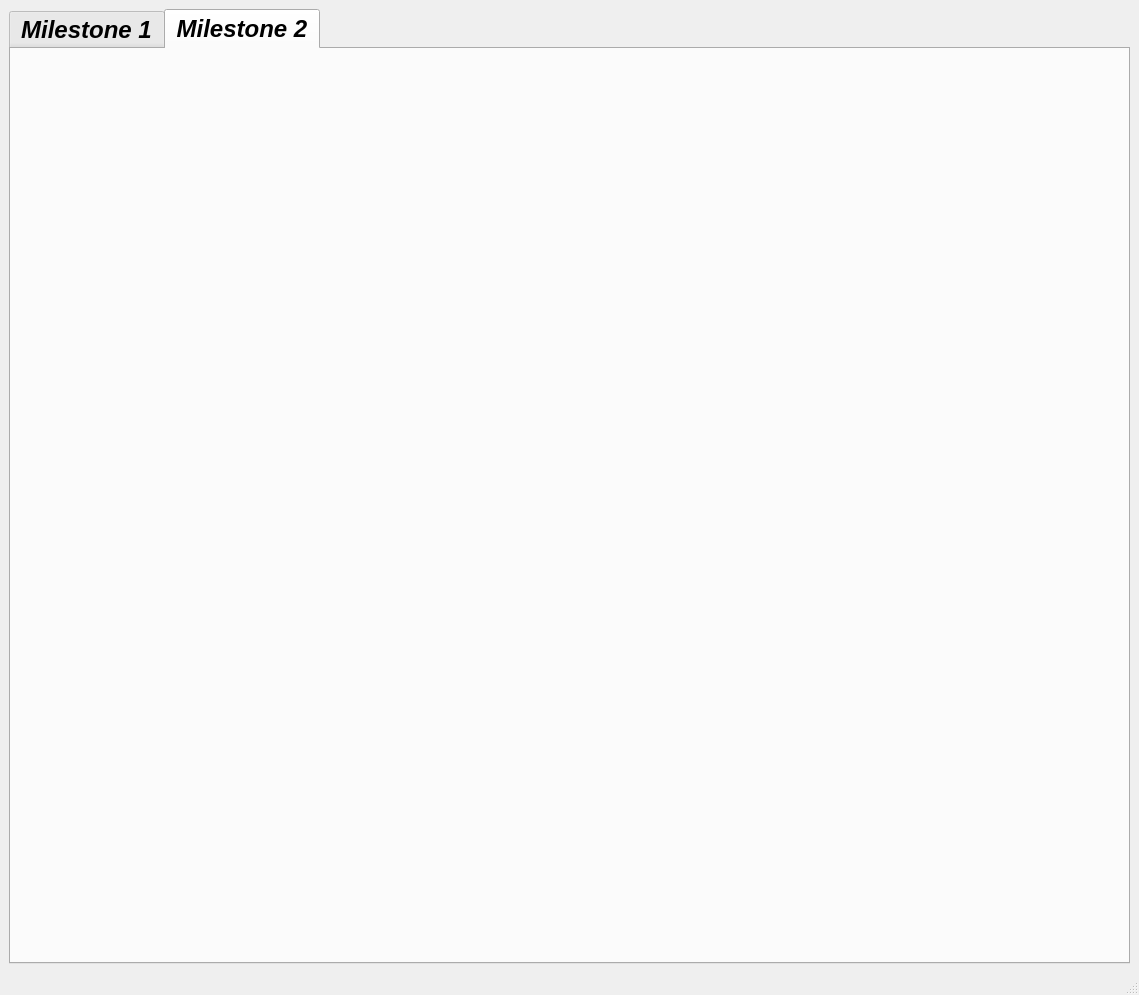
Old version of the form MileStone1app/mw.ui in the repository Harry908/Cpts_451.
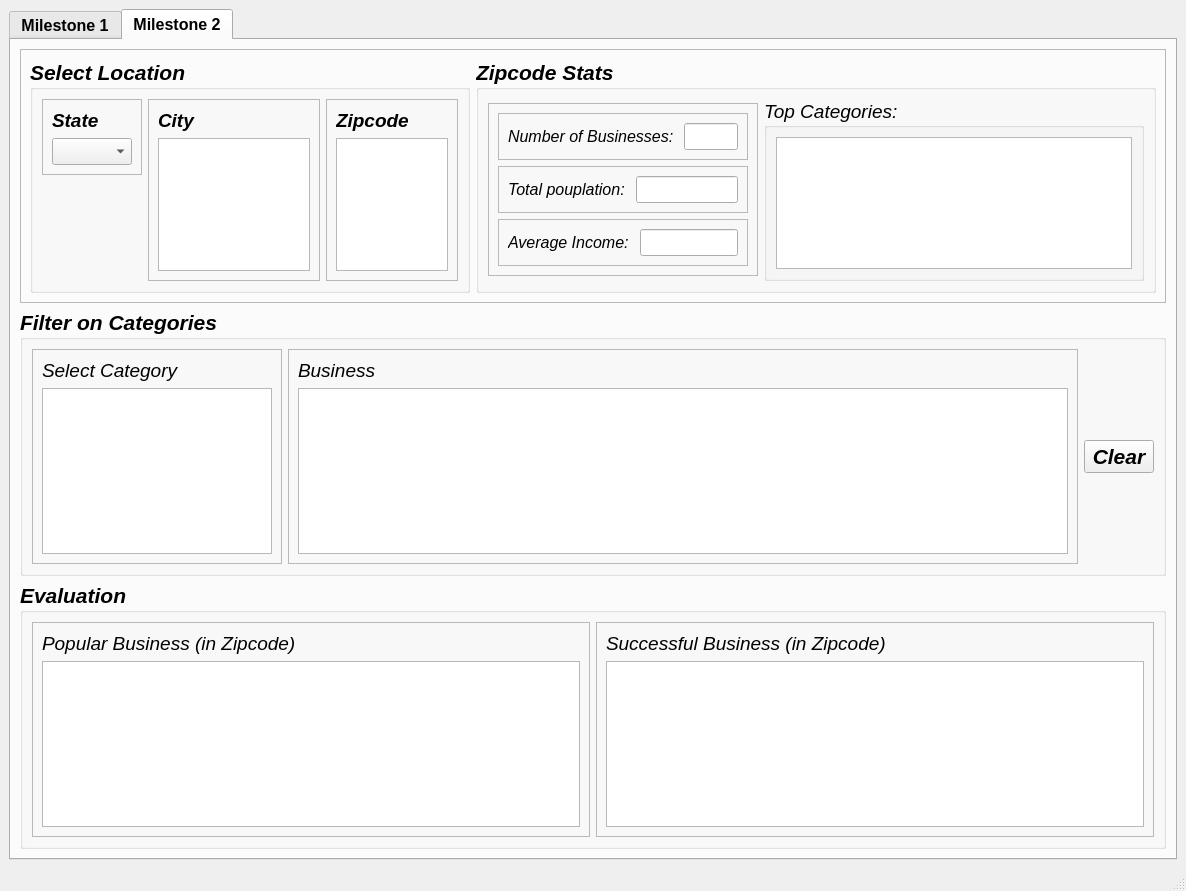
New version of the form. The open tabs and pages were chosen to show the change.

The edit to the form file:
```diff
--- a/MileStone1app/mw.ui
+++ b/MileStone1app/mw.ui
@@ -6,8 +6,8 @@
    <rect>
     <x>0</x>
     <y>0</y>
-    <width>1139</width>
-    <height>995</height>
+    <width>1186</width>
+    <height>891</height>
    </rect>
   </property>
   <property name="windowTitle">
@@ -20,9 +20,9 @@
       <property name="font">
        <font>
         <family>Segoe UI</family>
-        <pointsize>18</pointsize>
+        <pointsize>12</pointsize>
         <weight>75</weight>
-        <italic>true</italic>
+        <italic>false</italic>
         <bold>true</bold>
        </font>
       </property>
@@ -259,6 +259,656 @@
        <attribute name="title">
         <string>Milestone 2</string>
        </attribute>
+       <layout class="QVBoxLayout" name="verticalLayout_11">
+        <item>
+         <widget class="QFrame" name="frame_8">
+          <property name="maximumSize">
+           <size>
+            <width>16777215</width>
+            <height>280</height>
+           </size>
+          </property>
+          <property name="font">
+           <font>
+            <family>Segoe UI</family>
+            <pointsize>12</pointsize>
+            <weight>50</weight>
+            <italic>true</italic>
+            <bold>false</bold>
+           </font>
+          </property>
+          <property name="frameShape">
+           <enum>QFrame::StyledPanel</enum>
+          </property>
+          <property name="frameShadow">
+           <enum>QFrame::Raised</enum>
+          </property>
+          <layout class="QHBoxLayout" name="horizontalLayout_12">
+           <item>
+            <widget class="QGroupBox" name="SelectLocation">
+             <property name="maximumSize">
+              <size>
+               <width>440</width>
+               <height>16777215</height>
+              </size>
+             </property>
+             <property name="font">
+              <font>
+               <family>Segoe UI</family>
+               <pointsize>16</pointsize>
+               <weight>75</weight>
+               <italic>true</italic>
+               <bold>true</bold>
+              </font>
+             </property>
+             <property name="title">
+              <string>Select Location</string>
+             </property>
+             <layout class="QHBoxLayout" name="horizontalLayout_5">
+              <item alignment="Qt::AlignTop">
+               <widget class="QFrame" name="frame">
+                <property name="maximumSize">
+                 <size>
+                  <width>100</width>
+                  <height>16777215</height>
+                 </size>
+                </property>
+                <property name="frameShape">
+                 <enum>QFrame::StyledPanel</enum>
+                </property>
+                <property name="frameShadow">
+                 <enum>QFrame::Raised</enum>
+                </property>
+                <layout class="QVBoxLayout" name="verticalLayout_3">
+                 <item alignment="Qt::AlignTop">
+                  <widget class="QLabel" name="label_3">
+                   <property name="maximumSize">
+                    <size>
+                     <width>16777215</width>
+                     <height>50</height>
+                    </size>
+                   </property>
+                   <property name="font">
+                    <font>
+                     <family>Segoe UI</family>
+                     <pointsize>14</pointsize>
+                     <weight>75</weight>
+                     <italic>true</italic>
+                     <bold>true</bold>
+                    </font>
+                   </property>
+                   <property name="text">
+                    <string>State</string>
+                   </property>
+                  </widget>
+                 </item>
+                 <item>
+                  <widget class="QComboBox" name="sBox">
+                   <property name="font">
+                    <font>
+                     <family>Segoe UI</family>
+                     <pointsize>12</pointsize>
+                     <weight>75</weight>
+                     <italic>false</italic>
+                     <bold>true</bold>
+                    </font>
+                   </property>
+                  </widget>
+                 </item>
+                </layout>
+               </widget>
+              </item>
+              <item>
+               <widget class="QFrame" name="frame_2">
+                <property name="maximumSize">
+                 <size>
+                  <width>220</width>
+                  <height>16777215</height>
+                 </size>
+                </property>
+                <property name="frameShape">
+                 <enum>QFrame::StyledPanel</enum>
+                </property>
+                <property name="frameShadow">
+                 <enum>QFrame::Raised</enum>
+                </property>
+                <layout class="QVBoxLayout" name="verticalLayout_4">
+                 <item>
+                  <widget class="QLabel" name="label_4">
+                   <property name="font">
+                    <font>
+                     <family>Segoe UI</family>
+                     <pointsize>14</pointsize>
+                     <weight>75</weight>
+                     <italic>true</italic>
+                     <bold>true</bold>
+                    </font>
+                   </property>
+                   <property name="text">
+                    <string>City</string>
+                   </property>
+                  </widget>
+                 </item>
+                 <item>
+                  <widget class="QListWidget" name="cList2">
+                   <property name="font">
+                    <font>
+                     <family>Segoe UI</family>
+                     <pointsize>12</pointsize>
+                     <weight>50</weight>
+                     <italic>false</italic>
+                     <bold>false</bold>
+                    </font>
+                   </property>
+                  </widget>
+                 </item>
+                </layout>
+               </widget>
+              </item>
+              <item>
+               <widget class="QFrame" name="frame_4">
+                <property name="maximumSize">
+                 <size>
+                  <width>180</width>
+                  <height>16777215</height>
+                 </size>
+                </property>
+                <property name="frameShape">
+                 <enum>QFrame::StyledPanel</enum>
+                </property>
+                <property name="frameShadow">
+                 <enum>QFrame::Raised</enum>
+                </property>
+                <layout class="QVBoxLayout" name="verticalLayout_5">
+                 <item>
+                  <widget class="QLabel" name="label_5">
+                   <property name="font">
+                    <font>
+                     <family>Segoe UI</family>
+                     <pointsize>14</pointsize>
+                     <weight>75</weight>
+                     <italic>true</italic>
+                     <bold>true</bold>
+                    </font>
+                   </property>
+                   <property name="text">
+                    <string>Zipcode</string>
+                   </property>
+                  </widget>
+                 </item>
+                 <item>
+                  <widget class="QListWidget" name="zipList2">
+                   <property name="font">
+                    <font>
+                     <family>Segoe UI</family>
+                     <pointsize>12</pointsize>
+                     <weight>50</weight>
+                     <italic>false</italic>
+                     <bold>false</bold>
+                    </font>
+                   </property>
+                  </widget>
+                 </item>
+                </layout>
+               </widget>
+              </item>
+             </layout>
+            </widget>
+           </item>
+           <item>
+            <widget class="QGroupBox" name="ZipSTAT">
+             <property name="font">
+              <font>
+               <family>Segoe UI</family>
+               <pointsize>16</pointsize>
+               <weight>75</weight>
+               <italic>true</italic>
+               <bold>true</bold>
+              </font>
+             </property>
+             <property name="title">
+              <string>Zipcode Stats</string>
+             </property>
+             <layout class="QHBoxLayout" name="horizontalLayout_9">
+              <item alignment="Qt::AlignVCenter">
+               <widget class="QFrame" name="frame_7">
+                <property name="maximumSize">
+                 <size>
+                  <width>270</width>
+                  <height>16777215</height>
+                 </size>
+                </property>
+                <property name="frameShape">
+                 <enum>QFrame::StyledPanel</enum>
+                </property>
+                <property name="frameShadow">
+                 <enum>QFrame::Raised</enum>
+                </property>
+                <layout class="QVBoxLayout" name="verticalLayout_6">
+                 <item>
+                  <widget class="QFrame" name="frame_3">
+                   <property name="frameShape">
+                    <enum>QFrame::StyledPanel</enum>
+                   </property>
+                   <property name="frameShadow">
+                    <enum>QFrame::Raised</enum>
+                   </property>
+                   <layout class="QHBoxLayout" name="horizontalLayout_6">
+                    <item>
+                     <widget class="QLabel" name="label_6">
+                      <property name="font">
+                       <font>
+                        <family>Segoe UI</family>
+                        <pointsize>12</pointsize>
+                        <weight>50</weight>
+                        <italic>true</italic>
+                        <bold>false</bold>
+                       </font>
+                      </property>
+                      <property name="text">
+                       <string>Number of Businesses: </string>
+                      </property>
+                     </widget>
+                    </item>
+                    <item>
+                     <widget class="QLineEdit" name="numBLine">
+                      <property name="font">
+                       <font>
+                        <family>Segoe UI</family>
+                        <pointsize>12</pointsize>
+                        <weight>50</weight>
+                        <italic>true</italic>
+                        <bold>false</bold>
+                       </font>
+                      </property>
+                      <property name="readOnly">
+                       <bool>true</bool>
+                      </property>
+                      <property name="clearButtonEnabled">
+                       <bool>false</bool>
+                      </property>
+                     </widget>
+                    </item>
+                   </layout>
+                  </widget>
+                 </item>
+                 <item>
+                  <widget class="QFrame" name="frame_6">
+                   <property name="frameShape">
+                    <enum>QFrame::StyledPanel</enum>
+                   </property>
+                   <property name="frameShadow">
+                    <enum>QFrame::Raised</enum>
+                   </property>
+                   <layout class="QHBoxLayout" name="horizontalLayout_8">
+                    <item>
+                     <widget class="QLabel" name="label_8">
+                      <property name="font">
+                       <font>
+                        <family>Segoe UI</family>
+                        <pointsize>12</pointsize>
+                        <weight>50</weight>
+                        <italic>true</italic>
+                        <bold>false</bold>
+                       </font>
+                      </property>
+                      <property name="text">
+                       <string>Total pouplation: </string>
+                      </property>
+                     </widget>
+                    </item>
+                    <item>
+                     <widget class="QLineEdit" name="popLine">
+                      <property name="font">
+                       <font>
+                        <family>Segoe UI</family>
+                        <pointsize>12</pointsize>
+                        <weight>50</weight>
+                        <italic>true</italic>
+                        <bold>false</bold>
+                       </font>
+                      </property>
+                      <property name="readOnly">
+                       <bool>true</bool>
+                      </property>
+                      <property name="clearButtonEnabled">
+                       <bool>false</bool>
+                      </property>
+                     </widget>
+                    </item>
+                   </layout>
+                  </widget>
+                 </item>
+                 <item>
+                  <widget class="QFrame" name="frame_5">
+                   <property name="frameShape">
+                    <enum>QFrame::StyledPanel</enum>
+                   </property>
+                   <property name="frameShadow">
+                    <enum>QFrame::Raised</enum>
+                   </property>
+                   <layout class="QHBoxLayout" name="horizontalLayout_7">
+                    <item>
+                     <widget class="QLabel" name="label_7">
+                      <property name="font">
+                       <font>
+                        <family>Segoe UI</family>
+                        <pointsize>12</pointsize>
+                        <weight>50</weight>
+                        <italic>true</italic>
+                        <bold>false</bold>
+                       </font>
+                      </property>
+                      <property name="text">
+                       <string>Average Income: </string>
+                      </property>
+                     </widget>
+                    </item>
+                    <item>
+                     <widget class="QLineEdit" name="incomeLine">
+                      <property name="font">
+                       <font>
+                        <family>Segoe UI</family>
+                        <pointsize>12</pointsize>
+                        <weight>50</weight>
+                        <italic>true</italic>
+                        <bold>false</bold>
+                       </font>
+                      </property>
+                      <property name="readOnly">
+                       <bool>true</bool>
+                      </property>
+                      <property name="clearButtonEnabled">
+                       <bool>false</bool>
+                      </property>
+                     </widget>
+                    </item>
+                   </layout>
+                  </widget>
+                 </item>
+                </layout>
+               </widget>
+              </item>
+              <item>
+               <widget class="QGroupBox" name="groupBox_3">
+                <property name="font">
+                 <font>
+                  <family>Segoe UI</family>
+                  <pointsize>14</pointsize>
+                  <weight>50</weight>
+                  <italic>true</italic>
+                  <bold>false</bold>
+                 </font>
+                </property>
+                <property name="title">
+                 <string>Top Categories:</string>
+                </property>
+                <layout class="QGridLayout" name="gridLayout">
+                 <item row="0" column="0">
+                  <widget class="QTableWidget" name="cateTableZip">
+                   <property name="font">
+                    <font>
+                     <family>Segoe UI</family>
+                     <pointsize>12</pointsize>
+                     <weight>50</weight>
+                     <italic>false</italic>
+                     <bold>false</bold>
+                    </font>
+                   </property>
+                   <attribute name="horizontalHeaderStretchLastSection">
+                    <bool>true</bool>
+                   </attribute>
+                   <attribute name="verticalHeaderVisible">
+                    <bool>false</bool>
+                   </attribute>
+                  </widget>
+                 </item>
+                </layout>
+               </widget>
+              </item>
+             </layout>
+            </widget>
+           </item>
+          </layout>
+         </widget>
+        </item>
+        <item>
+         <widget class="QGroupBox" name="groupBox_4">
+          <property name="font">
+           <font>
+            <family>Segoe UI</family>
+            <pointsize>16</pointsize>
+            <weight>75</weight>
+            <italic>true</italic>
+            <bold>true</bold>
+           </font>
+          </property>
+          <property name="title">
+           <string>Filter on Categories</string>
+          </property>
+          <layout class="QHBoxLayout" name="horizontalLayout_11">
+           <item>
+            <widget class="QFrame" name="frame_9">
+             <property name="maximumSize">
+              <size>
+               <width>250</width>
+               <height>16777215</height>
+              </size>
+             </property>
+             <property name="frameShape">
+              <enum>QFrame::StyledPanel</enum>
+             </property>
+             <property name="frameShadow">
+              <enum>QFrame::Raised</enum>
+             </property>
+             <layout class="QVBoxLayout" name="verticalLayout_7">
+              <item alignment="Qt::AlignLeft|Qt::AlignTop">
+               <widget class="QLabel" name="label_9">
+                <property name="font">
+                 <font>
+                  <family>Segoe UI</family>
+                  <pointsize>14</pointsize>
+                  <weight>50</weight>
+                  <italic>true</italic>
+                  <bold>false</bold>
+                 </font>
+                </property>
+                <property name="text">
+                 <string>Select Category</string>
+                </property>
+               </widget>
+              </item>
+              <item>
+               <widget class="QListWidget" name="fCateList"/>
+              </item>
+             </layout>
+            </widget>
+           </item>
+           <item>
+            <widget class="QFrame" name="frame_10">
+             <property name="font">
+              <font>
+               <family>Segoe UI</family>
+               <pointsize>12</pointsize>
+               <weight>75</weight>
+               <italic>true</italic>
+               <bold>true</bold>
+              </font>
+             </property>
+             <property name="frameShape">
+              <enum>QFrame::StyledPanel</enum>
+             </property>
+             <property name="frameShadow">
+              <enum>QFrame::Raised</enum>
+             </property>
+             <layout class="QVBoxLayout" name="verticalLayout_8">
+              <item>
+               <widget class="QLabel" name="label_10">
+                <property name="font">
+                 <font>
+                  <family>Segoe UI</family>
+                  <pointsize>14</pointsize>
+                  <weight>50</weight>
+                  <italic>true</italic>
+                  <bold>false</bold>
+                 </font>
+                </property>
+                <property name="text">
+                 <string>Business</string>
+                </property>
+               </widget>
+              </item>
+              <item>
+               <widget class="QTableWidget" name="filterBTable">
+                <property name="font">
+                 <font>
+                  <family>Segoe UI</family>
+                  <pointsize>12</pointsize>
+                  <weight>50</weight>
+                  <italic>false</italic>
+                  <bold>false</bold>
+                 </font>
+                </property>
+                <attribute name="horizontalHeaderStretchLastSection">
+                 <bool>true</bool>
+                </attribute>
+                <attribute name="verticalHeaderVisible">
+                 <bool>false</bool>
+                </attribute>
+               </widget>
+              </item>
+             </layout>
+            </widget>
+           </item>
+           <item>
+            <widget class="QPushButton" name="clearFBButton">
+             <property name="maximumSize">
+              <size>
+               <width>70</width>
+               <height>16777215</height>
+              </size>
+             </property>
+             <property name="text">
+              <string>Clear</string>
+             </property>
+            </widget>
+           </item>
+          </layout>
+         </widget>
+        </item>
+        <item>
+         <widget class="QGroupBox" name="groupBox_5">
+          <property name="font">
+           <font>
+            <family>Segoe UI</family>
+            <pointsize>16</pointsize>
+            <weight>75</weight>
+            <italic>true</italic>
+            <bold>true</bold>
+           </font>
+          </property>
+          <property name="title">
+           <string>Evaluation</string>
+          </property>
+          <layout class="QHBoxLayout" name="horizontalLayout_10">
+           <item>
+            <widget class="QFrame" name="frame_11">
+             <property name="frameShape">
+              <enum>QFrame::StyledPanel</enum>
+             </property>
+             <property name="frameShadow">
+              <enum>QFrame::Raised</enum>
+             </property>
+             <layout class="QVBoxLayout" name="verticalLayout_9">
+              <item>
+               <widget class="QLabel" name="label_11">
+                <property name="font">
+                 <font>
+                  <family>Segoe UI</family>
+                  <pointsize>14</pointsize>
+                  <weight>50</weight>
+                  <italic>true</italic>
+                  <bold>false</bold>
+                 </font>
+                </property>
+                <property name="text">
+                 <string>Popular Business (in Zipcode)</string>
+                </property>
+               </widget>
+              </item>
+              <item>
+               <widget class="QTableWidget" name="popBTable">
+                <property name="font">
+                 <font>
+                  <family>Segoe UI</family>
+                  <pointsize>12</pointsize>
+                  <weight>50</weight>
+                  <italic>false</italic>
+                  <bold>false</bold>
+                 </font>
+                </property>
+                <attribute name="horizontalHeaderStretchLastSection">
+                 <bool>true</bool>
+                </attribute>
+                <attribute name="verticalHeaderVisible">
+                 <bool>false</bool>
+                </attribute>
+               </widget>
+              </item>
+             </layout>
+            </widget>
+           </item>
+           <item>
+            <widget class="QFrame" name="frame_12">
+             <property name="frameShape">
+              <enum>QFrame::StyledPanel</enum>
+             </property>
+             <property name="frameShadow">
+              <enum>QFrame::Raised</enum>
+             </property>
+             <layout class="QVBoxLayout" name="verticalLayout_10">
+              <item>
+               <widget class="QLabel" name="label_12">
+                <property name="font">
+                 <font>
+                  <family>Segoe UI</family>
+                  <pointsize>14</pointsize>
+                  <weight>50</weight>
+                  <italic>true</italic>
+                  <bold>false</bold>
+                 </font>
+                </property>
+                <property name="text">
+                 <string>Successful Business (in Zipcode)</string>
+                </property>
+               </widget>
+              </item>
+              <item>
+               <widget class="QTableWidget" name="sucBTable">
+                <property name="font">
+                 <font>
+                  <family>Segoe UI</family>
+                  <pointsize>12</pointsize>
+                  <weight>50</weight>
+                  <italic>false</italic>
+                  <bold>false</bold>
+                 </font>
+                </property>
+                <attribute name="horizontalHeaderStretchLastSection">
+                 <bool>true</bool>
+                </attribute>
+                <attribute name="verticalHeaderVisible">
+                 <bool>false</bool>
+                </attribute>
+               </widget>
+              </item>
+             </layout>
+            </widget>
+           </item>
+          </layout>
+         </widget>
+        </item>
+       </layout>
       </widget>
      </widget>
     </item>
```
Left out of the diff: 2 changed lines with no effect on the pictures.
